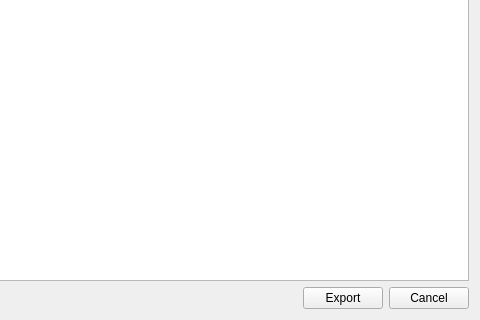
Above: src/gdxviewer/exportdialog.ui from GAMS-dev/studio before the change; both pictures show x 305 to 785 and y 307 to 627 of the 785 by 627 pixel window. Below: the same form after it.
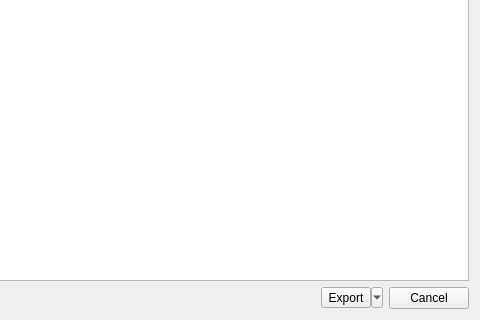
That is the form after the change.

Commit message: Add tool button in export dialog to allow to save Connect instructions without running them

What changed in the file:
```diff
--- a/src/gdxviewer/exportdialog.ui
+++ b/src/gdxviewer/exportdialog.ui
@@ -117,10 +117,28 @@
       </spacer>
      </item>
      <item>
-      <widget class="QPushButton" name="pbExport">
+      <widget class="QToolButton" name="toolButton">
+       <property name="enabled">
+        <bool>true</bool>
+       </property>
+       <property name="sizePolicy">
+        <sizepolicy hsizetype="Minimum" vsizetype="Fixed">
+         <horstretch>0</horstretch>
+         <verstretch>0</verstretch>
+        </sizepolicy>
+       </property>
        <property name="text">
         <string>Export</string>
        </property>
+       <property name="popupMode">
+        <enum>QToolButton::MenuButtonPopup</enum>
+       </property>
+       <property name="toolButtonStyle">
+        <enum>Qt::ToolButtonTextOnly</enum>
+       </property>
+       <property name="autoRaise">
+        <bool>false</bool>
+       </property>
       </widget>
      </item>
      <item>
```
The commit also changes 2 other files.
